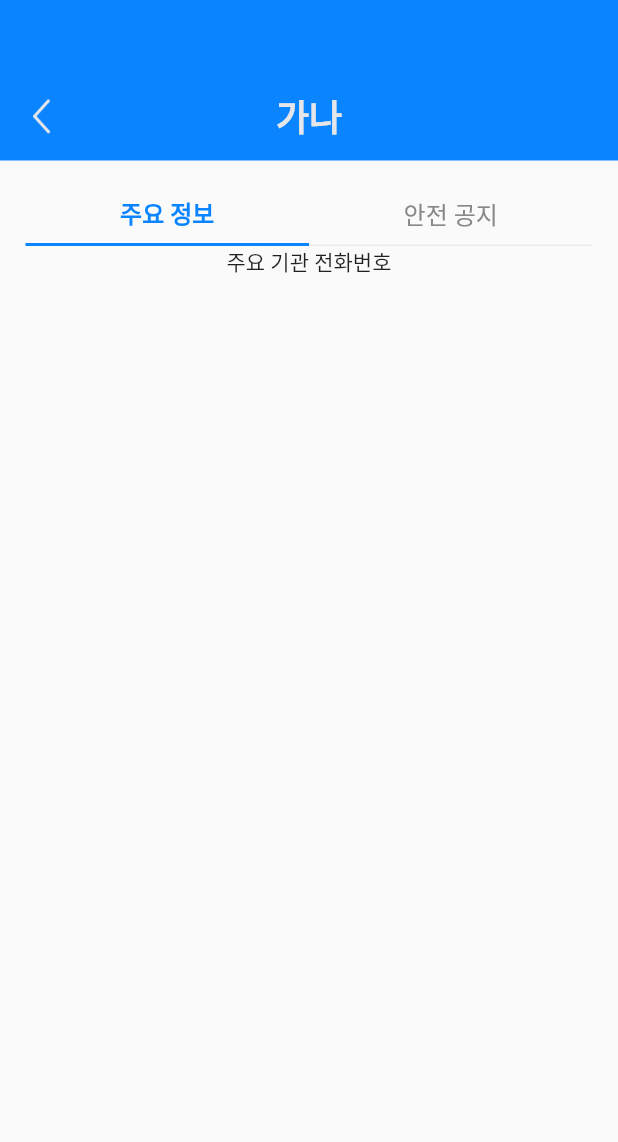
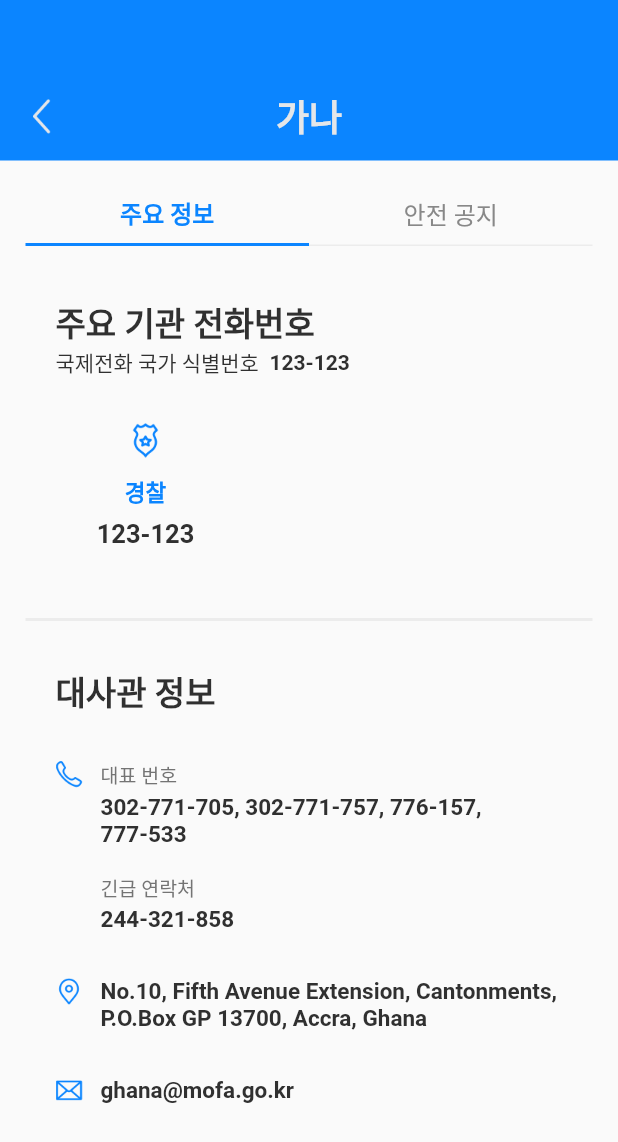
Before and after one commit to podoDEV/Travelable, a Flutter app: the CountrySearchPage screen opened by its route, after a tap on "가나", on a phone screen of 412 x 824 dp. Shown: the top 1142 px of the screen. Run offline on Flutter 3.47's test engine with Material 2 defaults, Android fonts, the light colour scheme and no system bars; our stand-ins replace bloc, dartz, device_info, equatable, firebase_messaging, flutter_bloc and 4 more; missing offline and left inert: data_connection_checker; accounts and stored records are empty; statements that could not run were skipped.

Commit message:
add country detail page

```diff
--- a/lib/features/country/presentation/pages/country_detail_page.dart
+++ b/lib/features/country/presentation/pages/country_detail_page.dart
@@ -4,6 +4,7 @@ import 'package:flutter_bloc/flutter_bloc.dart';
 import '../../../../injection_container.dart';
 import '../../domain/entities/country.dart';
 import '../bloc/country_bloc.dart';
+import '../widgets/country_detail_info_widget.dart';
 
 class CountryDetailPageArguments {
   final Country country;
@@ -46,11 +47,7 @@ class _CountryDetailPageState extends State<CountryDetailPage> {
                 controller: controller,
                 scrollDirection: Axis.horizontal,
                 children: <Widget>[
-                  Column(children: <Widget>[
-                    Column(
-                      children: <Widget>[Text('주요 기관 전화번호')],
-                    )
-                  ])
+                  CountryDetailInfoWidget(country: args.country)
                 ],
               ),
             )
@@ -58,46 +55,7 @@ class _CountryDetailPageState extends State<CountryDetailPage> {
         ));
   }
 
-  Container _getCountryDetailPageBarWidget(CountryDetailPageArguments args) {
-    return Container(
-        height: 57,
-        padding: EdgeInsets.only(top: 14, left: 17, right: 17),
-        child: Row(
-          children: <Widget>[
-            _getCountryDetailPageBarItemWidget(
-                title: '주요 정보', isSelected: true),
-            _getCountryDetailPageBarItemWidget(
-                title: '안전 공지', isSelected: false),
-          ],
-        ));
-  }
-
-  Expanded _getCountryDetailPageBarItemWidget({String title, bool isSelected}) {
-    return Expanded(
-        flex: 1,
-        child: Column(children: <Widget>[
-          Expanded(
-              flex: 1,
-              child: Center(
-                  child: Text(
-                title,
-                style: TextStyle(
-                    fontSize: 16,
-                    fontWeight: isSelected ? FontWeight.w700 : FontWeight.w500,
-                    color: isSelected
-                        ? Color.fromRGBO(11, 133, 255, 1)
-                        : Color.fromRGBO(136, 136, 136, 1)),
-              ))),
-          Container(
-            height: isSelected ? 2 : 1,
-            color: isSelected
-                ? Color.fromRGBO(11, 133, 255, 1)
-                : Color.fromRGBO(236, 236, 236, 1),
-          )
-        ]));
-  }
-
-  Column _getCountryDetailNavigationBarWidget(
+  Widget _getCountryDetailNavigationBarWidget(
       BuildContext context, CountryDetailPageArguments args) {
     return Column(
       children: <Widget>[
@@ -138,4 +96,43 @@ class _CountryDetailPageState extends State<CountryDetailPage> {
       ],
     );
   }
+
+  Widget _getCountryDetailPageBarWidget(CountryDetailPageArguments args) {
+    return Container(
+        height: 57,
+        padding: EdgeInsets.only(top: 14, left: 17, right: 17),
+        child: Row(
+          children: <Widget>[
+            _getCountryDetailPageBarItemWidget(
+                title: '주요 정보', isSelected: true),
+            _getCountryDetailPageBarItemWidget(
+                title: '안전 공지', isSelected: false),
+          ],
+        ));
+  }
+
+  Widget _getCountryDetailPageBarItemWidget({String title, bool isSelected}) {
+    return Expanded(
+        flex: 1,
+        child: Column(children: <Widget>[
+          Expanded(
+              flex: 1,
+              child: Center(
+                  child: Text(
+                title,
+                style: TextStyle(
+                    fontSize: 16,
+                    fontWeight: isSelected ? FontWeight.w700 : FontWeight.w500,
+                    color: isSelected
+                        ? Color.fromRGBO(11, 133, 255, 1)
+                        : Color.fromRGBO(136, 136, 136, 1)),
+              ))),
+          Container(
+            height: isSelected ? 2 : 1,
+            color: isSelected
+                ? Color.fromRGBO(11, 133, 255, 1)
+                : Color.fromRGBO(236, 236, 236, 1),
+          )
+        ]));
+  }
 }
--- /dev/null
+++ b/lib/features/country/presentation/widgets/country_detail_bottom_sheet.dart
@@ -0,0 +1,128 @@
+import 'package:flutter/material.dart';
+
+import '../pages/country_detail_page.dart';
+
+class CountryDetailBottomSheet extends StatelessWidget {
+  const CountryDetailBottomSheet({
+    Key key,
+  }) : super(key: key);
+
+  @override
+  Widget build(BuildContext context) {
+    return Container(
+      height: 380,
+      padding: EdgeInsets.only(top: 13, left: 17, right: 17, bottom: 39),
+      child: Column(children: <Widget>[
+        _getCountryDetailBottomSheetHandlerWidget(),
+        SizedBox(height: 23),
+        _getCountryDetailBottomSheetTitleWidget(),
+        SizedBox(height: 16),
+        _getCountryDetailBottomSheetSeparator(),
+        SizedBox(height: 19),
+        _getCountryDetailBottomSheetInfoWidget(),
+        SizedBox(height: 17),
+        _getCountryDetailBottomSheetSeparator(),
+        SizedBox(height: 19),
+        _getCountryDetailBottomSheetRegistWidget()
+      ]),
+    );
+  }
+
+  Widget _getCountryDetailBottomSheetRegistWidget() {
+    return Container(
+        padding: EdgeInsets.only(left: 44, right: 44),
+        width: double.infinity,
+        height: 56,
+        child: RaisedButton(
+          textColor: Color.fromRGBO(228, 230, 233, 1),
+          color: Color.fromRGBO(11, 133, 255, 1),
+          child: Text('등록',
+              style: TextStyle(fontSize: 19, fontWeight: FontWeight.w600)),
+          onPressed: () {},
+          shape:
+              RoundedRectangleBorder(borderRadius: BorderRadius.circular(27)),
+        ));
+  }
+
+  Widget _getCountryDetailBottomSheetHandlerWidget() {
+    return SizedBox(
+      width: 34,
+      height: 4,
+      child: Container(
+        decoration: BoxDecoration(
+          borderRadius: BorderRadius.all(Radius.circular(2.0)),
+          color: Color.fromRGBO(216, 216, 216, 1),
+        ),
+      ),
+    );
+  }
+
+  Column _getCountryDetailBottomSheetTitleWidget() {
+    return Column(
+      children: <Widget>[
+        Text(
+          '나의 국가 등록',
+          style: TextStyle(
+              fontSize: 18,
+              fontWeight: FontWeight.bold,
+              color: Color.fromRGBO(48, 48, 48, 1)),
+        ),
+        SizedBox(
+          height: 6,
+        ),
+        Text(
+          '계속 알림을 받고 싶으시다면 등록해주세요',
+          style: TextStyle(
+              fontSize: 14,
+              fontWeight: FontWeight.w500,
+              color: Color.fromRGBO(116, 116, 116, 1)),
+        ),
+      ],
+    );
+  }
+
+  Widget _getCountryDetailBottomSheetSeparator() {
+    return Container(
+      height: 1,
+      color: Color.fromRGBO(236, 236, 236, 1),
+    );
+  }
+
+  Widget _getCountryDetailBottomSheetInfoWidget() {
+    return Container(
+      padding: EdgeInsets.only(left: 44, right: 44),
+      child: Column(
+        children: <Widget>[
+          Container(
+            height: 30,
+            child: Row(
+              children: <Widget>[
+                Text(
+                  '라오스',
+                  style: TextStyle(
+                      fontSize: 24,
+                      fontWeight: FontWeight.bold,
+                      color: Color.fromRGBO(11, 133, 255, 1)),
+                )
+              ],
+            ),
+          ),
+          SizedBox(
+            height: 10,
+          ),
+          Row(
+            children: <Widget>[
+              Text(
+                '코로나 현황',
+                style: TextStyle(
+                    fontSize: 14,
+                    fontWeight: FontWeight.bold,
+                    color: Color.fromRGBO(48, 48, 48, 1)),
+              )
+            ],
+          )
+        ],
+      ),
+    );
+  }
+}
--- /dev/null
+++ b/lib/features/country/presentation/widgets/country_detail_info_widget.dart
@@ -0,0 +1,251 @@
+import 'package:flutter/material.dart';
+
+import '../../domain/entities/country.dart';
+
+class CountryDetailInfoWidget extends StatelessWidget {
+  final Country country;
+
+  const CountryDetailInfoWidget({@required this.country});
+
+  @override
+  Widget build(BuildContext context) {
+    return ListView(
+      padding: EdgeInsets.only(top: 0),
+      children: <Widget>[
+        Container(
+            padding: EdgeInsets.only(left: 17, right: 17),
+            child: Column(children: <Widget>[
+              _getCountryDetailPrimaryInfoTelWidget(context, country),
+              SizedBox(
+                height: 30,
+              ),
+              Container(
+                height: 2,
+                width: double.infinity,
+                color: Color.fromRGBO(236, 236, 236, 1),
+              ),
+              SizedBox(
+                height: 30,
+              ),
+              _getCountryDetailEmbassyInfoWidget(country)
+            ]))
+      ],
+    );
+  }
+
+  Widget _getCountryDetailPrimaryInfoTelWidget(
+      BuildContext context, Country country) {
+    return Container(
+        padding: EdgeInsets.only(top: 34, left: 20, right: 20),
+        child: Column(
+          children: <Widget>[
+            Row(
+              children: <Widget>[
+                Text('주요 기관 전화번호',
+                    style: TextStyle(
+                        fontSize: 22,
+                        fontWeight: FontWeight.w700,
+                        color: Color.fromRGBO(48, 48, 48, 1))),
+              ],
+            ),
+            Row(
+              crossAxisAlignment: CrossAxisAlignment.center,
+              children: <Widget>[
+                Text('국제전화 국가 식별번호',
+                    style: TextStyle(
+                        fontSize: 14,
+                        fontWeight: FontWeight.w300,
+                        color: Color.fromRGBO(48, 48, 48, 1))),
+                SizedBox(width: 7),
+                Text(country.countryNumber,
+                    style: TextStyle(
+                        fontSize: 14,
+                        fontWeight: FontWeight.w600,
+                        color: Color.fromRGBO(48, 48, 48, 1))),
+              ],
+            ),
+            SizedBox(
+              height: 30,
+            ),
+            Row(
+              children: <Widget>[
+                Container(
+                    width: 120,
+                    height: 100,
+                    child: FlatButton(
+                        splashColor: Colors.transparent,
+                        highlightColor: Colors.transparent,
+                        onPressed: () => Navigator.pop(context),
+                        child: Column(
+                          children: <Widget>[
+                            Container(
+                                width: 23,
+                                height: 23,
+                                child: Image.asset('images/ic_police.png')),
+                            SizedBox(
+                              height: 12,
+                            ),
+                            Text('경찰',
+                                style: TextStyle(
+                                    fontSize: 15,
+                                    fontWeight: FontWeight.w600,
+                                    color: Color.fromRGBO(11, 133, 255, 1))),
+                            SizedBox(
+                              height: 7,
+                            ),
+                            Text(country.countryNumber,
+                                style: TextStyle(
+                                    fontSize: 17,
+                                    fontWeight: FontWeight.w600,
+                                    color: Color.fromRGBO(48, 48, 48, 1)))
+                          ],
+                        ))),
+              ],
+            ),
+          ],
+        ));
+  }
+
+  Widget _getCountryDetailEmbassyInfoWidget(Country country) {
+    return Container(
+      padding: EdgeInsets.only(left: 20, right: 20),
+      child: Column(
+        children: <Widget>[
+          Row(
+            children: <Widget>[
+              Text('대사관 정보',
+                  style: TextStyle(
+                      fontSize: 22,
+                      fontWeight: FontWeight.w700,
+                      color: Color.fromRGBO(48, 48, 48, 1)))
+            ],
+          ),
+          SizedBox(height: 30),
+          _getCountryDetailEmbassyTelInfoWidget(country),
+          SizedBox(height: 30),
+          _getCountryDetailEmbassyAddressInfoWidget(country),
+          SizedBox(height: 30),
+          _getCountryDetailEmbassyEmailInfoWidget(country),
+          SizedBox(height: 90),
+          _getCountryDetailEmbassyMoreInfoWidget(country),
+          SizedBox(height: 50)
+        ],
+      ),
+    );
+  }
+
+  Widget _getCountryDetailEmbassyTelInfoWidget(Country country) {
+    return Row(
+      crossAxisAlignment: CrossAxisAlignment.start,
+      children: <Widget>[
+        Container(
+          width: 18,
+          height: 18,
+          child: Image.asset('images/ic_call.png'),
+        ),
+        SizedBox(width: 12),
+        Flexible(
+            child: Column(
+          crossAxisAlignment: CrossAxisAlignment.start,
+          children: <Widget>[
+            Text('대표 번호',
+                style: TextStyle(
+                    fontSize: 13,
+                    fontWeight: FontWeight.w500,
+                    color: Color.fromRGBO(116, 116, 116, 1))),
+            SizedBox(height: 3),
+            Text(country.embassy.representativeNumber,
+                maxLines: 3,
+                style: TextStyle(
+                    fontSize: 15,
+                    fontWeight: FontWeight.w600,
+                    color: Color.fromRGBO(48, 48, 48, 1))),
+            SizedBox(height: 17),
+            Text('긴급 연락처',
+                style: TextStyle(
+                    fontSize: 13,
+                    fontWeight: FontWeight.w500,
+                    color: Color.fromRGBO(116, 116, 116, 1))),
+            SizedBox(height: 3),
+            Text(country.embassy.emergencyNumber,
+                maxLines: 3,
+                style: TextStyle(
+                    fontSize: 15,
+                    fontWeight: FontWeight.w600,
+                    color: Color.fromRGBO(48, 48, 48, 1))),
+          ],
+        ))
+      ],
+    );
+  }
+
+  Widget _getCountryDetailEmbassyAddressInfoWidget(Country country) {
+    return Row(
+      crossAxisAlignment: CrossAxisAlignment.start,
+      children: <Widget>[
+        Container(
+          width: 18,
+          height: 18,
+          child: Image.asset('images/ic_pin_blue.png'),
+        ),
+        SizedBox(width: 12),
+        Flexible(
+            child: Column(
+          crossAxisAlignment: CrossAxisAlignment.start,
+          children: <Widget>[
+            Text(country.embassy.address,
+                maxLines: 3,
+                style: TextStyle(
+                    fontSize: 15,
+                    fontWeight: FontWeight.w600,
+                    color: Color.fromRGBO(48, 48, 48, 1))),
+          ],
+        ))
+      ],
+    );
+  }
+
+  Widget _getCountryDetailEmbassyEmailInfoWidget(Country country) {
+    return Row(
+      crossAxisAlignment: CrossAxisAlignment.start,
+      children: <Widget>[
+        Container(
+          width: 18,
+          height: 18,
+          child: Image.asset('images/ic_mail.png'),
+        ),
+        SizedBox(width: 12),
+        Flexible(
+            child: Column(
+          crossAxisAlignment: CrossAxisAlignment.start,
+          children: <Widget>[
+            Text(country.embassy.email,
+                maxLines: 3,
+                style: TextStyle(
+                    fontSize: 15,
+                    fontWeight: FontWeight.w600,
+                    color: Color.fromRGBO(48, 48, 48, 1))),
+          ],
+        ))
+      ],
+    );
+  }
+
+  Widget _getCountryDetailEmbassyMoreInfoWidget(Country country) {
+    return Container(
+        padding: EdgeInsets.only(left: 51, right: 51),
+        width: double.infinity,
+        height: 56,
+        child: OutlineButton(
+          textColor: Color.fromRGBO(11, 133, 255, 1),
+          color: Colors.white,
+          borderSide:
+              BorderSide(width: 2, color: Color.fromRGBO(11, 133, 255, 1)),
+          child: Text('더 자세한 정보 알아보기',
+              style: TextStyle(fontSize: 19, fontWeight: FontWeight.w600)),
+          onPressed: () {},
+          shape:
+              RoundedRectangleBorder(borderRadius: BorderRadius.circular(27)),
+        ));
+  }
+}
--- a/lib/features/country/presentation/widgets/country_search_matching_country_list_widget.dart
+++ b/lib/features/country/presentation/widgets/country_search_matching_country_list_widget.dart
@@ -1,6 +1,7 @@
 import 'package:flutter/material.dart';
 
 import '../../domain/entities/country.dart';
+import 'country_detail_bottom_sheet.dart';
 
 class CountrySearchMatchingCountryListWidget extends StatelessWidget {
   final List<Country> countries;
@@ -32,7 +33,6 @@ class CountrySearchMatchingCountryListWidget extends StatelessWidget {
                       width: 62,
                       child: Image.asset('images/ic_search_small.png'),
                     ),
-                    // SizedBox(width: 16),
                     Text(countries[index].displayName,
                         style: TextStyle(
                             fontSize: 17,
@@ -50,128 +50,3 @@ class CountrySearchMatchingCountryListWidget extends StatelessWidget {
     ));
   }
 }
-
-class CountryDetailBottomSheet extends StatelessWidget {
-  const CountryDetailBottomSheet({
-    Key key,
-  }) : super(key: key);
-
-  @override
-  Widget build(BuildContext context) {
-    return Container(
-      height: 380,
-      padding: EdgeInsets.only(top: 13, left: 17, right: 17, bottom: 39),
-      child: Column(children: <Widget>[
-        _getCountryDetailBottomSheetHandlerWidget(),
-        SizedBox(height: 23),
-        _getCountryDetailBottomSheetTitleWidget(),
-        SizedBox(height: 16),
-        _getCountryDetailBottomSheetSeparator(),
-        SizedBox(height: 19),
-        _getCountryDetailBottomSheetInfoWidget(),
-        SizedBox(height: 17),
-        _getCountryDetailBottomSheetSeparator(),
-        SizedBox(height: 19),
-        _getCountryDetailBottomSheetRegistWidget()
-      ]),
-    );
-  }
-
-  Container _getCountryDetailBottomSheetRegistWidget() {
-    return Container(
-        padding: EdgeInsets.only(left: 44, right: 44),
-        width: double.infinity,
-        height: 56,
-        child: RaisedButton(
-          textColor: Color.fromRGBO(228, 230, 233, 1),
-          color: Color.fromRGBO(11, 133, 255, 1),
-          child: Text('등록',
-              style: TextStyle(fontSize: 19, fontWeight: FontWeight.w600)),
-          onPressed: () {},
-          shape:
-              RoundedRectangleBorder(borderRadius: BorderRadius.circular(27)),
-        ));
-  }
-
-  SizedBox _getCountryDetailBottomSheetHandlerWidget() {
-    return SizedBox(
-      width: 34,
-      height: 4,
-      child: Container(
-        decoration: BoxDecoration(
-          borderRadius: BorderRadius.all(Radius.circular(2.0)),
-          color: Color.fromRGBO(216, 216, 216, 1),
-        ),
-      ),
-    );
-  }
-
-  Column _getCountryDetailBottomSheetTitleWidget() {
-    return Column(
-      children: <Widget>[
-        Text(
-          '나의 국가 등록',
-          style: TextStyle(
-              fontSize: 18,
-              fontWeight: FontWeight.bold,
-              color: Color.fromRGBO(48, 48, 48, 1)),
-        ),
-        SizedBox(
-          height: 6,
-        ),
-        Text(
-          '계속 알림을 받고 싶으시다면 등록해주세요',
-          style: TextStyle(
-              fontSize: 14,
-              fontWeight: FontWeight.w500,
-              color: Color.fromRGBO(116, 116, 116, 1)),
-        ),
-      ],
-    );
-  }
-
-  Container _getCountryDetailBottomSheetSeparator() {
-    return Container(
-      height: 1,
-      color: Color.fromRGBO(236, 236, 236, 1),
-    );
-  }
-
-  Container _getCountryDetailBottomSheetInfoWidget() {
-    return Container(
-      padding: EdgeInsets.only(left: 44, right: 44),
-      child: Column(
-        children: <Widget>[
-          Container(
-            height: 30,
-            child: Row(
-              children: <Widget>[
-                Text(
-                  '라오스',
-                  style: TextStyle(
-                      fontSize: 24,
-                      fontWeight: FontWeight.bold,
-                      color: Color.fromRGBO(11, 133, 255, 1)),
-                )
-              ],
-            ),
-          ),
-          SizedBox(
-            height: 10,
-          ),
-          Row(
-            children: <Widget>[
-              Text(
-                '코로나 현황',
-                style: TextStyle(
-                    fontSize: 14,
-                    fontWeight: FontWeight.bold,
-                    color: Color.fromRGBO(48, 48, 48, 1)),
-              )
-            ],
-          )
-        ],
-      ),
-    );
-  }
-}
```
